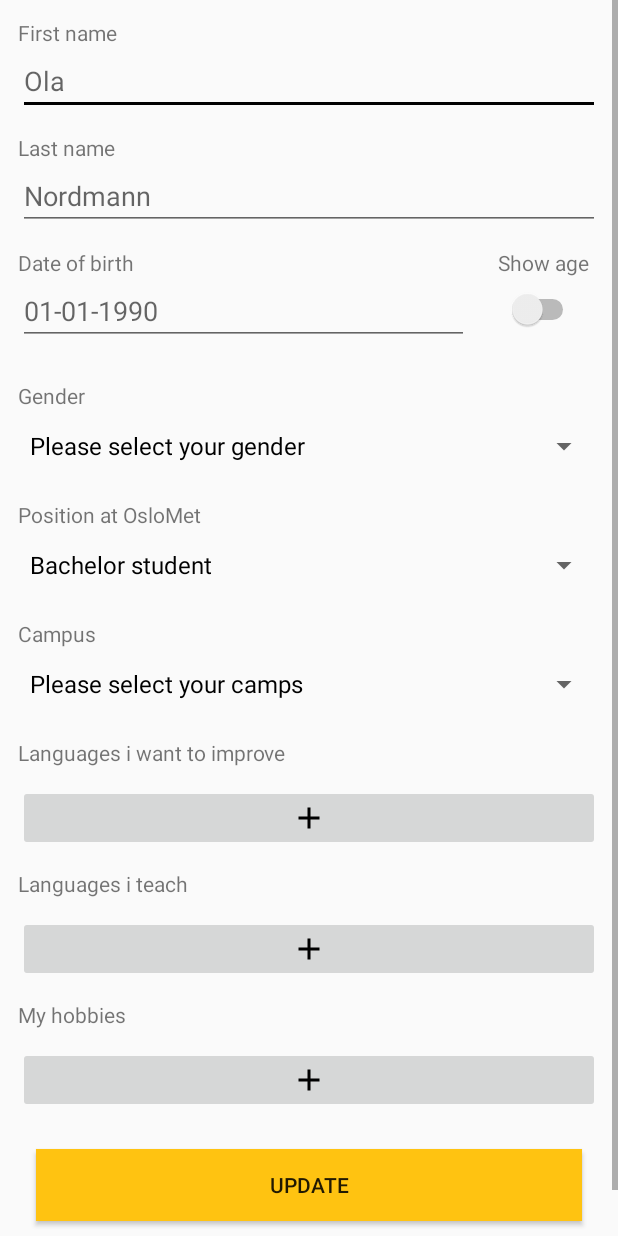
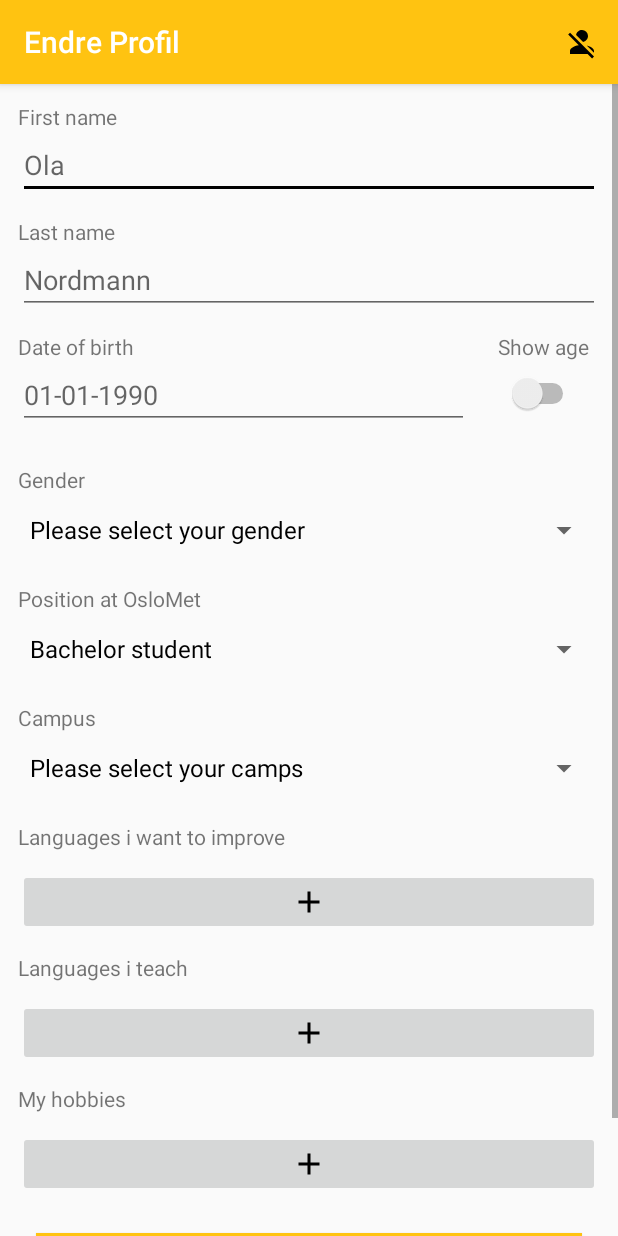
Before and after one commit to MeetAtOslomet/meet-android, an Android app: the ActivityMyProfile screen opened directly, with no data from a screen before it, on a phone screen of 412 x 824 dp. Run offline under Robolectric (Android 15) with nearby library versions, the phone set to English and light mode, and no system bars; 5 statements that could not run were skipped.

Commit message:
Added strings, Icons and related Files for deleting a user_profile ! Also showing toast upon success / failure !

```diff
--- a/app/src/main/AndroidManifest.xml
+++ b/app/src/main/AndroidManifest.xml
@@ -30,6 +30,7 @@
         </activity>
         <activity
             android:name=".ActivityMyProfile"
+            android:label="Endre Profil"
             android:theme="@style/AppTheme.NoActionBar" />
         <activity
             android:name=".ActivityMain"
--- a/app/src/main/java/no/oslomet/meet/ActivityMain.java
+++ b/app/src/main/java/no/oslomet/meet/ActivityMain.java
@@ -17,7 +17,7 @@ public class ActivityMain extends AppCompatActivity {
     protected void onCreate(Bundle savedInstanceState) {
         super.onCreate(savedInstanceState);
         setContentView(R.layout.activity_main);
-        bnv = (BottomNavigationView)findViewById(R.id.navigation);
+        bnv = findViewById(R.id.navigation);
         bnv.setOnNavigationItemSelectedListener(mOnNavigationItemSelectedListener);
     }
 
--- a/app/src/main/java/no/oslomet/meet/Handler/SettingsHandler.java
+++ b/app/src/main/java/no/oslomet/meet/Handler/SettingsHandler.java
@@ -53,4 +53,5 @@ public class SettingsHandler
         SharedPreferences sp = context.getSharedPreferences(key, Context.MODE_PRIVATE);
         return sp.getBoolean(key, defaultValue);
     }
+
 }
--- /dev/null
+++ b/app/src/main/res/drawable/ic_user_delete.xml
@@ -0,0 +1,7 @@
+<vector xmlns:android="http://schemas.android.com/apk/res/android"
+    android:height="24dp"
+    android:width="24dp"
+    android:viewportWidth="24"
+    android:viewportHeight="24">
+    <path android:fillColor="#000" android:pathData="M12,4A4,4 0 0,1 16,8C16,9.95 14.6,11.58 12.75,11.93L8.07,7.25C8.42,5.4 10.05,4 12,4M12.28,14L18.28,20L20,21.72L18.73,23L15.73,20H4V18C4,16.16 6.5,14.61 9.87,14.14L2.78,7.05L4.05,5.78L12.28,14M20,18V19.18L15.14,14.32C18,14.93 20,16.35 20,18Z" />
+</vector>
--- /dev/null
+++ b/app/src/main/res/drawable/ic_warning.xml
@@ -0,0 +1,10 @@
+<vector xmlns:android="http://schemas.android.com/apk/res/android"
+    android:width="24dp"
+    android:height="24dp"
+    android:tint="#FF0000"
+    android:viewportWidth="24.0"
+    android:viewportHeight="24.0">
+    <path
+        android:fillColor="#FF000000"
+        android:pathData="M1,21h22L12,2 1,21zM13,18h-2v-2h2v2zM13,14h-2v-4h2v4z" />
+</vector>
--- a/app/src/main/res/layout/activity_my_profile.xml
+++ b/app/src/main/res/layout/activity_my_profile.xml
@@ -1,9 +1,30 @@
 <?xml version="1.0" encoding="utf-8"?>
-<android.support.constraint.ConstraintLayout xmlns:android="http://schemas.android.com/apk/res/android"
+
+<android.support.design.widget.CoordinatorLayout xmlns:android="http://schemas.android.com/apk/res/android"
     xmlns:app="http://schemas.android.com/apk/res-auto"
     xmlns:tools="http://schemas.android.com/tools"
     android:layout_width="match_parent"
+    android:layout_height="match_parent">
+
+    <android.support.design.widget.AppBarLayout
+        android:layout_width="match_parent"
+        android:layout_height="wrap_content"
+        android:theme="@style/AppTheme.AppBarOverlay">
+
+        <android.support.v7.widget.Toolbar
+            android:id="@+id/toolbar"
+            android:layout_width="match_parent"
+            android:layout_height="?attr/actionBarSize"
+            android:background="?attr/colorPrimary"
+            app:popupTheme="@style/AppTheme.PopupOverlay" />
+
+    </android.support.design.widget.AppBarLayout>
+
+
+    <android.support.constraint.ConstraintLayout
+        android:layout_width="match_parent"
         android:layout_height="match_parent"
+        app:layout_behavior="@string/appbar_scrolling_view_behavior"
         tools:context=".ActivityMyProfile">
 
         <ScrollView
@@ -285,3 +306,5 @@
 
 
     </android.support.constraint.ConstraintLayout>
+
+</android.support.design.widget.CoordinatorLayout>
--- /dev/null
+++ b/app/src/main/res/menu/menu_profile_delete.xml
@@ -0,0 +1,12 @@
+<?xml version="1.0" encoding="utf-8"?>
+<menu xmlns:android="http://schemas.android.com/apk/res/android"
+    xmlns:app="http://schemas.android.com/apk/res-auto">
+
+    <item
+        android:id="@+id/user_delete_action"
+        android:icon="@drawable/ic_user_delete"
+        android:title="Slett Profil"
+        app:showAsAction="always"
+        android:orderInCategory="0"/>
+
+</menu>
--- a/app/src/main/res/values/strings.xml
+++ b/app/src/main/res/values/strings.xml
@@ -277,5 +277,9 @@
         "University/University College.\n\n"
     </string>
 
+    <string name="delete_profile_title">Are you sure ?</string>
+    <string name="delete_profile_desc">Your profile will be permanently deleted from system. You need to register again to login again. Do you want to continue</string>
+    <string name="profile_deleted">Your profile is deleted from system.</string>
+    <string name="something_went_wrong">Something went wrong, please try again later.</string>
 
 </resources>
```
Also changed, not shown: app/src/main/java/no/oslomet/meet/ActivityMyProfile.java (+88 -3 lines), app/src/main/java/no/oslomet/meet/Handler/JsonHandler.java (+13 -0 lines). Lines whose indentation alone changed are shown as unchanged.
